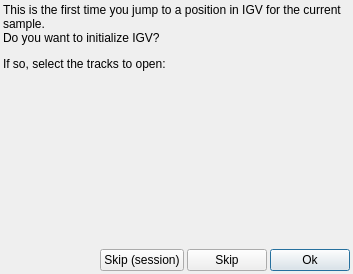
The window that src/GSvar/IgvDialog.ui (imgag/ngs-bits) describes before a commit, drawn with Qt 5.
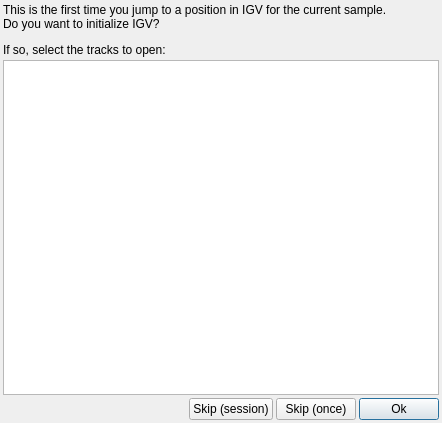
The same window after the commit.

Commit message: GSvar: sample order in IGV in now as in the GSvar header

Patch:
```diff
--- a/src/GSvar/IgvDialog.ui
+++ b/src/GSvar/IgvDialog.ui
@@ -6,8 +6,8 @@
    <rect>
     <x>0</x>
     <y>0</y>
-    <width>353</width>
-    <height>274</height>
+    <width>442</width>
+    <height>423</height>
    </rect>
   </property>
   <property name="windowTitle">
@@ -40,24 +40,22 @@
     </widget>
    </item>
    <item>
-    <layout class="QVBoxLayout" name="layout">
-     <property name="spacing">
-      <number>3</number>
+    <widget class="QTreeWidget" name="tree">
+     <property name="rootIsDecorated">
+      <bool>true</bool>
      </property>
-    </layout>
-   </item>
-   <item>
-    <spacer name="verticalSpacer">
-     <property name="orientation">
-      <enum>Qt::Vertical</enum>
+     <property name="uniformRowHeights">
+      <bool>true</bool>
      </property>
-     <property name="sizeHint" stdset="0">
-      <size>
-       <width>20</width>
-       <height>40</height>
-      </size>
-     </property>
-    </spacer>
+     <attribute name="headerVisible">
+      <bool>false</bool>
+     </attribute>
+     <column>
+      <property name="text">
+       <string>1</string>
+      </property>
+     </column>
+    </widget>
    </item>
    <item>
     <layout class="QHBoxLayout" name="horizontalLayout_2">
@@ -90,7 +88,7 @@
      <item>
       <widget class="QPushButton" name="skip">
        <property name="text">
-        <string>Skip</string>
+        <string>Skip (once)</string>
        </property>
       </widget>
      </item>
```
The commit also changes 21 other files.
